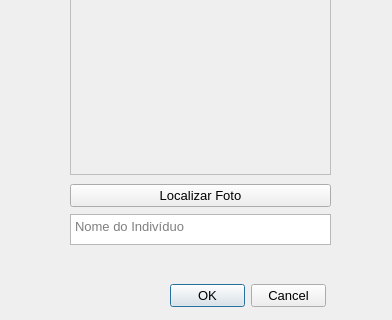
The window that adicionarnovoindividuo.ui (tiagoaleff/face-recognition) describes before a commit, drawn with Qt 5; both pictures show x 0 to 392 and y 146 to 466 of the 392 by 466 pixel window.
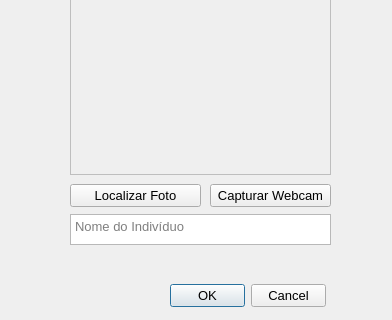
The same window after the commit. Icons and pictures are not drawn.

Diff of the .ui file:
```diff
--- a/adicionarnovoindividuo.ui
+++ b/adicionarnovoindividuo.ui
@@ -98,7 +98,7 @@
     <rect>
      <x>70</x>
      <y>330</y>
-     <width>261</width>
+     <width>131</width>
      <height>23</height>
     </rect>
    </property>
@@ -106,6 +106,19 @@
     <string>Localizar Foto</string>
    </property>
   </widget>
+  <widget class="QPushButton" name="recordVideoButton">
+   <property name="geometry">
+    <rect>
+     <x>210</x>
+     <y>330</y>
+     <width>121</width>
+     <height>23</height>
+    </rect>
+   </property>
+   <property name="text">
+    <string>Capturar Webcam</string>
+   </property>
+  </widget>
  </widget>
  <resources/>
  <connections>
```
